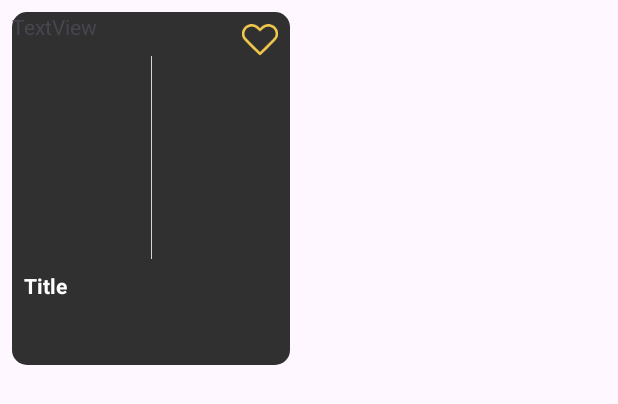
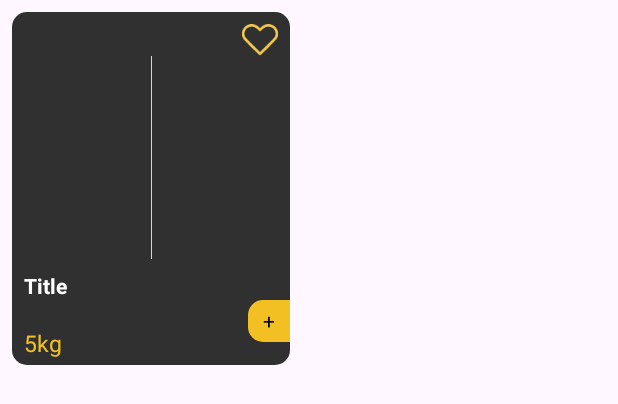
Before and after one commit to LeahDeshar/AndroidJava-Ecommerce, an Android app: the layout viewholder_best_deal.xml on its own in the app's theme, with its tools: preview values and no code run, on a phone screen of 412 x 824 dp. Shown: the top 404 px of the screen. Run offline under Robolectric (Android 15) with nearby library versions, the phone set to English and light mode, and no system bars.

Commit message:
dashboard: viewholder

```diff
--- a/app/src/main/res/layout/viewholder_best_deal.xml
+++ b/app/src/main/res/layout/viewholder_best_deal.xml
@@ -42,7 +42,23 @@
 
     <TextView
         android:id="@+id/textView11"
+        android:layout_width="28dp"
+        android:layout_height="28dp"
+        android:text="+"
+        android:gravity="center"
+        android:background="@drawable/blus_btn"
+        android:textColor="@color/black"
+        app:layout_constraintEnd_toEndOf="parent"
+        app:layout_constraintTop_toBottomOf="@+id/textView10" />
+
+    <TextView
+        android:id="@+id/textView12"
         android:layout_width="wrap_content"
         android:layout_height="wrap_content"
-        android:text="TextView" />
+        android:layout_marginBottom="4dp"
+        android:text="5kg"
+        android:textColor="@color/yellow"
+        android:textSize="15dp"
+        app:layout_constraintBottom_toBottomOf="parent"
+        app:layout_constraintStart_toStartOf="@+id/textView10" />
 </androidx.constraintlayout.widget.ConstraintLayout>
```
